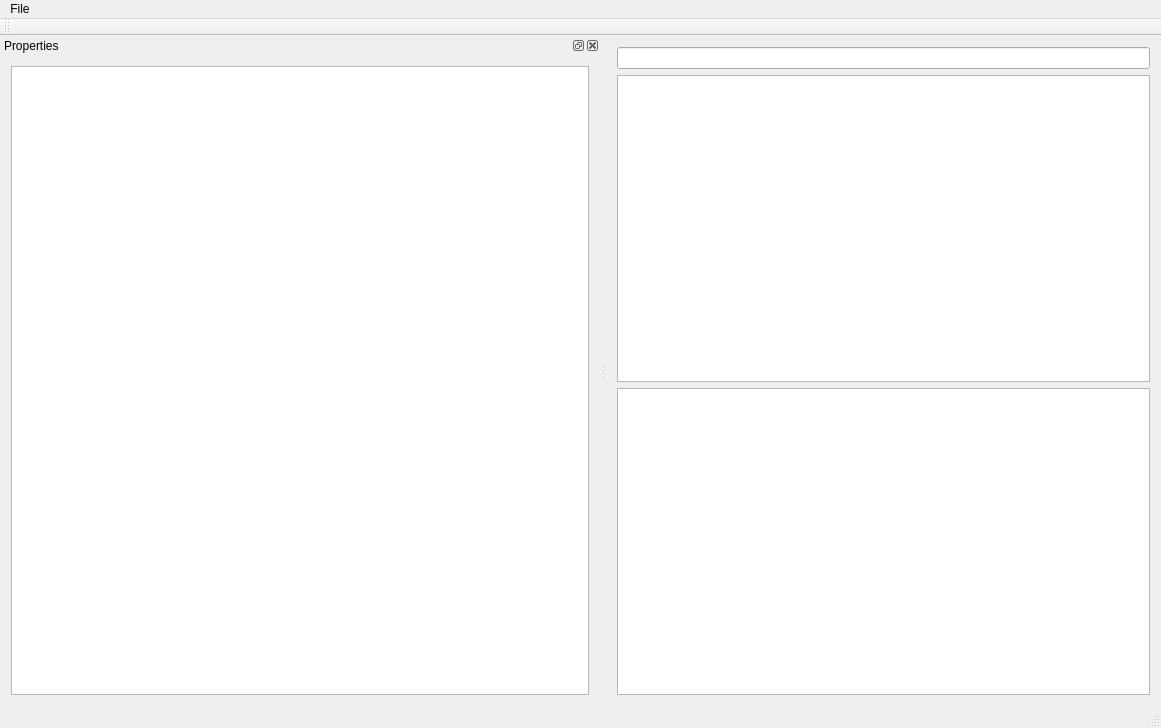
Above: Source/qtpropertygrid.ui from cbuahin/QPropertyModel before the change. Below: the same form after it.
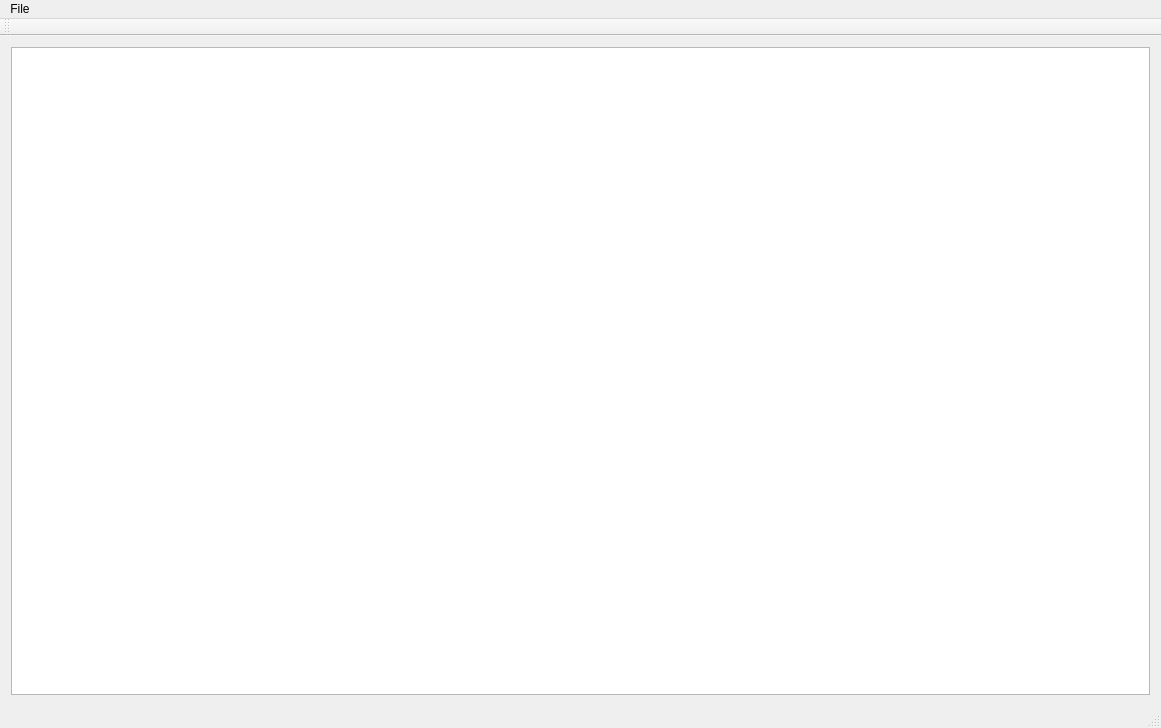
That is the form after the change.

Patch:
```diff
--- a/Source/qtpropertygrid.ui
+++ b/Source/qtpropertygrid.ui
@@ -16,13 +16,23 @@
   <widget class="QWidget" name="centralWidget">
    <layout class="QVBoxLayout" name="verticalLayout">
     <item>
-     <widget class="QLineEdit" name="lineEdit"/>
-    </item>
-    <item>
-     <widget class="QListView" name="listView"/>
-    </item>
-    <item>
-     <widget class="QTableView" name="tableView"/>
+     <widget class="QTreeView" name="treeView">
+      <property name="sizePolicy">
+       <sizepolicy hsizetype="Expanding" vsizetype="Minimum">
+        <horstretch>20</horstretch>
+        <verstretch>8</verstretch>
+       </sizepolicy>
+      </property>
+      <property name="mouseTracking">
+       <bool>false</bool>
+      </property>
+      <property name="autoScroll">
+       <bool>true</bool>
+      </property>
+      <property name="editTriggers">
+       <set>QAbstractItemView::DoubleClicked|QAbstractItemView::EditKeyPressed</set>
+      </property>
+     </widget>
     </item>
    </layout>
   </widget>
@@ -52,49 +62,6 @@
    </attribute>
   </widget>
   <widget class="QStatusBar" name="statusBar"/>
-  <widget class="QDockWidget" name="dockWidget">
-   <property name="sizePolicy">
-    <sizepolicy hsizetype="Fixed" vsizetype="Preferred">
-     <horstretch>0</horstretch>
-     <verstretch>0</verstretch>
-    </sizepolicy>
-   </property>
-   <property name="minimumSize">
-    <size>
-     <width>600</width>
-     <height>232</height>
-    </size>
-   </property>
-   <property name="windowTitle">
-    <string>Properties</string>
-   </property>
-   <attribute name="dockWidgetArea">
-    <number>1</number>
-   </attribute>
-   <widget class="QWidget" name="dockWidgetContents">
-    <layout class="QGridLayout" name="gridLayout">
-     <item row="0" column="0">
-      <widget class="QTreeView" name="treeView">
-       <property name="sizePolicy">
-        <sizepolicy hsizetype="Expanding" vsizetype="Minimum">
-         <horstretch>20</horstretch>
-         <verstretch>8</verstretch>
-        </sizepolicy>
-       </property>
-       <property name="mouseTracking">
-        <bool>false</bool>
-       </property>
-       <property name="autoScroll">
-        <bool>true</bool>
-       </property>
-       <property name="editTriggers">
-        <set>QAbstractItemView::DoubleClicked|QAbstractItemView::EditKeyPressed</set>
-       </property>
-      </widget>
-     </item>
-    </layout>
-   </widget>
-  </widget>
   <action name="actionChange_Name">
    <property name="text">
     <string>Change Name</string>
```
